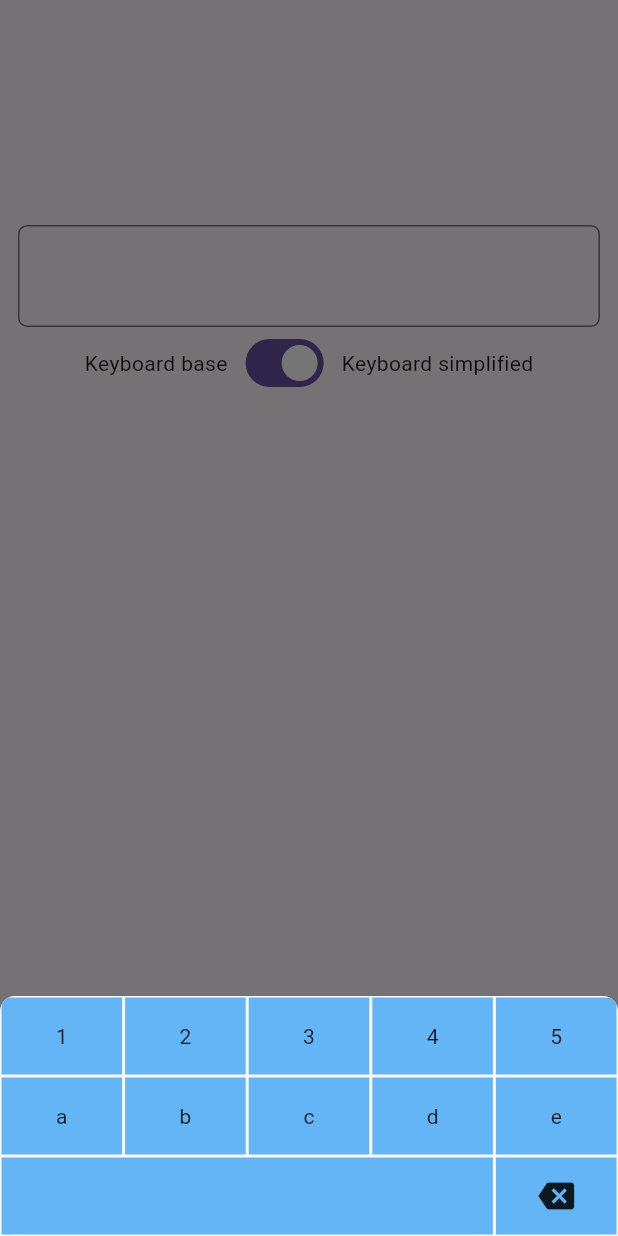
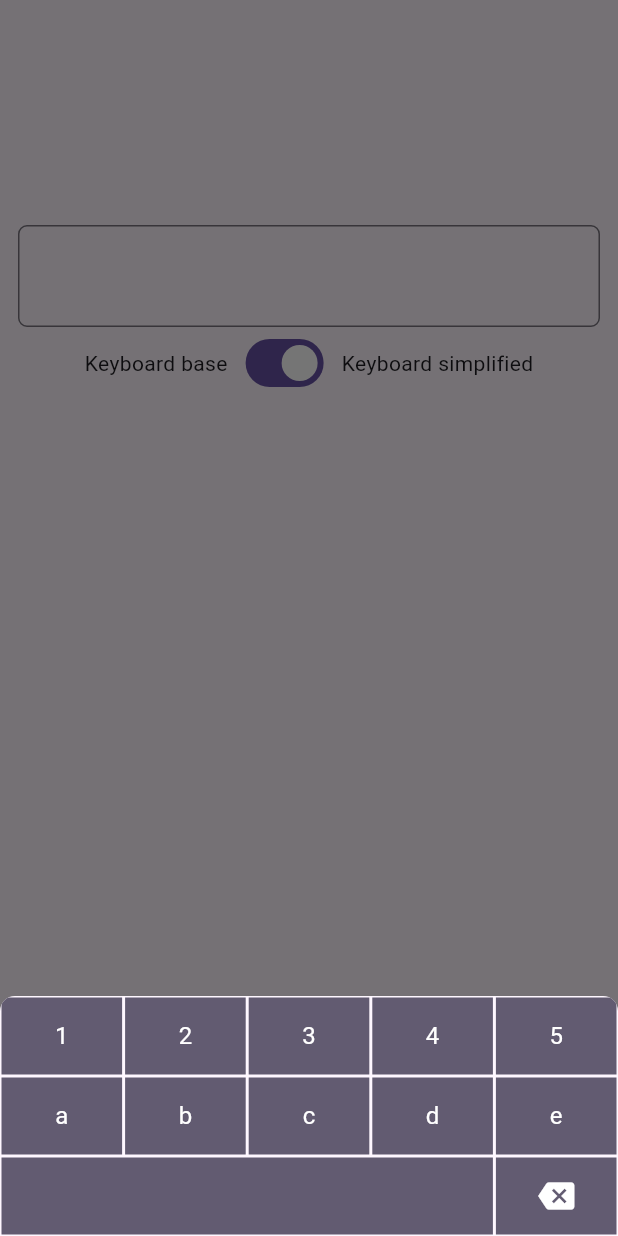
Before and after one commit to mvatecna/flutter_keyboard_custom, a Flutter app: the screen it shows after launch, after a tap on "Show keyboard custom", on a phone screen of 412 x 824 dp. Run offline on Flutter 3.47's test engine with Material 2 defaults, Android fonts, the light colour scheme and no system bars.

Commit message:
💅 m3 design keyboard

```diff
--- a/lib/textkey.dart
+++ b/lib/textkey.dart
@@ -18,17 +18,30 @@ class TextKey extends StatelessWidget {
 
   @override
   Widget build(BuildContext context) {
+    final appTheme = Theme.of(context);
     return Expanded(
       flex: flex,
       child: Padding(
         padding: const EdgeInsets.all(1.0),
         child: Material(
-          color: Colors.blue.shade300,
+          color: appTheme.colorScheme.secondary,
           child: InkWell(
-            onTap: () => isBackSpace ? onBackspace?.call() : onTextInput?.call(text ?? ""),
+            onTap: () => isBackSpace
+                ? onBackspace?.call()
+                : onTextInput?.call(text ?? ""),
             child: SizedBox(
               child: Center(
-                child: isBackSpace ? const Icon(Icons.backspace) : Text(text ?? ""),
+                child: isBackSpace
+                    ? Icon(
+                        Icons.backspace,
+                        color: appTheme.colorScheme.onSecondary,
+                      )
+                    : Text(
+                        text ?? "",
+                        style: appTheme.textTheme.bodyLarge?.copyWith(
+                          color: appTheme.colorScheme.onSecondary,
+                        ),
+                      ),
               ),
             ),
           ),
```
